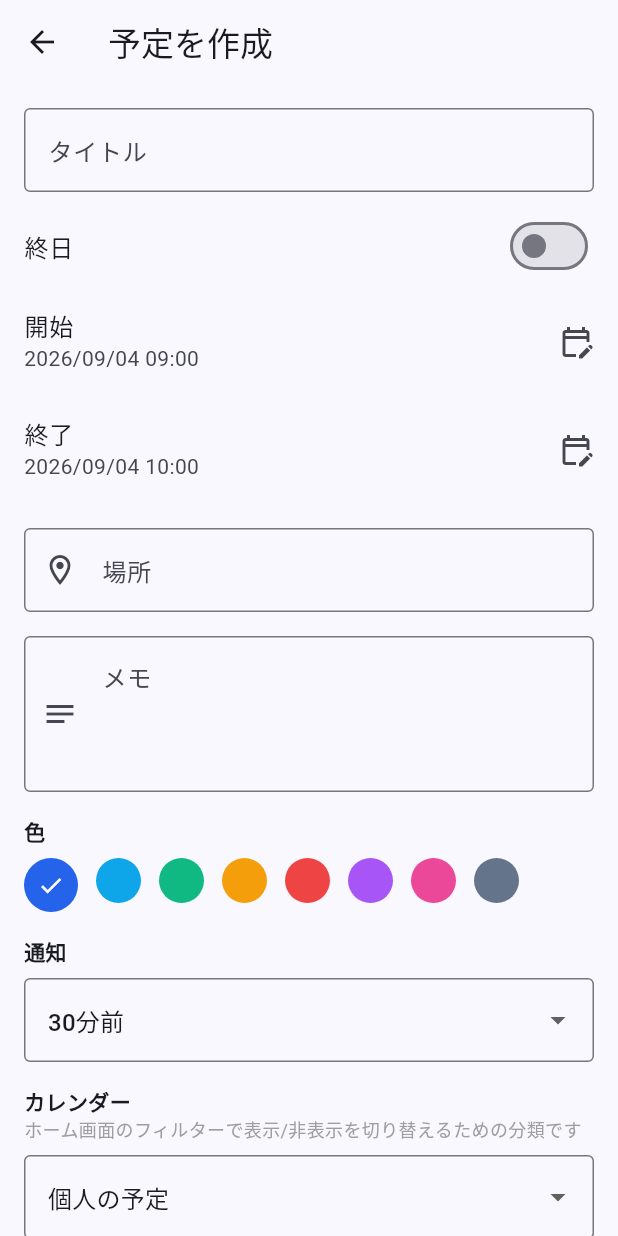
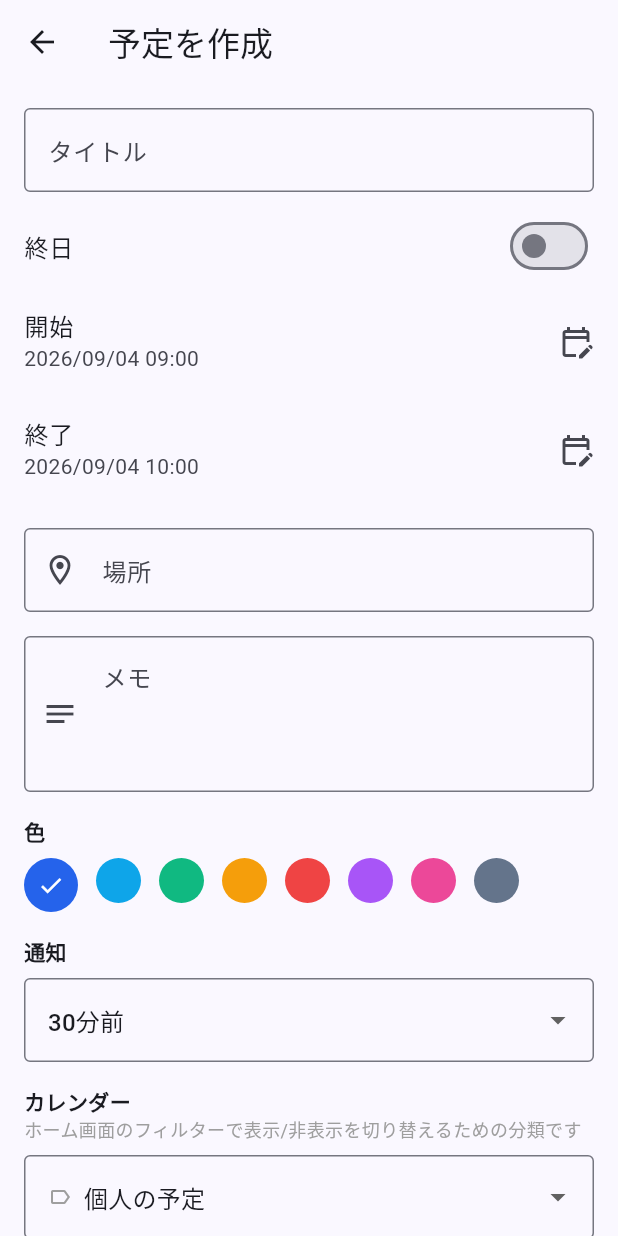
Before and after one commit to yusukeokubo1024-netizen/Kairos, a Flutter app: the ScheduleFormScreen screen opened directly, on a phone screen of 412 x 824 dp. Run offline on Flutter 3.47's test engine with Material 3 defaults, Android fonts, the phone set to English and light mode, and no system bars; our stand-ins replace cloud_firestore, firebase_auth, firebase_core, flutter_local_notifications, google_sign_in, local_auth and 3 more; missing offline and left inert: holiday_jp; accounts and stored records are empty; network calls fail.

Commit message:
Add friend/other categories and distinguish personal categories from same-named groups with icons

```diff
--- a/app/lib/models/schedule_category.dart
+++ b/app/lib/models/schedule_category.dart
@@ -6,6 +6,8 @@ const personalCategories = <String, String>{
   'work': '仕事用',
   'partner': '彼女・彼氏用',
   'family': '家族',
+  'friend': '友人',
+  'other': 'その他',
 };
 
 const personalCategoryDefaultLabel = '個人の予定';
--- a/app/lib/screens/home/calendar_screen.dart
+++ b/app/lib/screens/home/calendar_screen.dart
@@ -300,6 +300,7 @@ class _CalendarScreenState extends State<CalendarScreen> {
               mainAxisSize: MainAxisSize.min,
               children: [
                 CheckboxListTile(
+                  secondary: const Icon(Icons.label_outline, size: 20),
                   title: Text(personalCategoryDefaultLabel),
                   value: !hidden.contains(null),
                   onChanged: (checked) {
@@ -310,6 +311,7 @@ class _CalendarScreenState extends State<CalendarScreen> {
                 ),
                 ...personalCategories.entries.map((entry) {
                   return CheckboxListTile(
+                    secondary: const Icon(Icons.label_outline, size: 20),
                     title: Text(entry.value),
                     value: !hidden.contains(entry.key),
                     onChanged: (checked) {
@@ -321,7 +323,8 @@ class _CalendarScreenState extends State<CalendarScreen> {
                 }),
                 ...groups.map((group) {
                   return CheckboxListTile(
-                    title: Text(group.name),
+                    secondary: const Icon(Icons.groups_outlined, size: 20),
+                    title: Text('${group.name}（グループ）'),
                     value: !hidden.contains(group.id),
                     onChanged: (checked) {
                       setDialogState(() {
--- a/app/lib/screens/schedule/schedule_form_screen.dart
+++ b/app/lib/screens/schedule/schedule_form_screen.dart
@@ -396,12 +396,27 @@ class _ScheduleFormScreenState extends State<ScheduleFormScreen> {
                     return DropdownButtonFormField<String?>(
                       initialValue: value,
                       items: [
-                        const DropdownMenuItem(value: null, child: Text(personalCategoryDefaultLabel)),
+                        DropdownMenuItem(
+                          value: null,
+                          child: _CategoryOption(
+                            icon: Icons.label_outline,
+                            label: personalCategoryDefaultLabel,
+                          ),
+                        ),
                         ...personalCategories.entries.map(
-                          (entry) => DropdownMenuItem(value: entry.key, child: Text(entry.value)),
+                          (entry) => DropdownMenuItem(
+                            value: entry.key,
+                            child: _CategoryOption(icon: Icons.label_outline, label: entry.value),
+                          ),
                         ),
                         ...groups.map(
-                          (group) => DropdownMenuItem(value: group.id, child: Text(group.name)),
+                          (group) => DropdownMenuItem(
+                            value: group.id,
+                            child: _CategoryOption(
+                              icon: Icons.groups_outlined,
+                              label: '${group.name}（グループ）',
+                            ),
+                          ),
                         ),
                       ],
                       onChanged: (selected) {
@@ -491,6 +506,28 @@ class _ScheduleFormScreenState extends State<ScheduleFormScreen> {
   }
 }
 
+/// A dropdown item label with a small icon distinguishing a personal
+/// category from an actual shared group — they can share the same name
+/// (e.g. a "家族" category and a "家族" group) so the icon avoids confusion.
+class _CategoryOption extends StatelessWidget {
+  final IconData icon;
+  final String label;
+
+  const _CategoryOption({required this.icon, required this.label});
+
+  @override
+  Widget build(BuildContext context) {
+    return Row(
+      mainAxisSize: MainAxisSize.min,
+      children: [
+        Icon(icon, size: 16, color: Colors.grey),
+        const SizedBox(width: 8),
+        Text(label),
+      ],
+    );
+  }
+}
+
 class _PersonCheckbox extends StatelessWidget {
   final String uid;
   final bool value;
```
